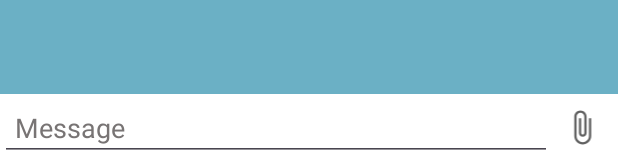
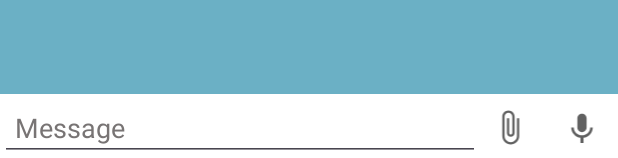
Before and after one commit to DaniilHalushka/Telegram, an Android app: the layout fragment_single_chat.xml on its own in the app's theme, with its tools: preview values and no code run, on a phone screen of 412 x 824 dp. Shown: the part 1075-1233 px from the top of the screen. Run offline under Robolectric (Android 15) with nearby library versions, the phone set to English and light mode, and no system bars.

Commit message:
Add voice message button

```diff
--- /dev/null
+++ b/app/src/main/res/drawable/ic_voice.xml
@@ -0,0 +1,5 @@
+<vector xmlns:android="http://schemas.android.com/apk/res/android" android:height="24dp" android:tint="#616161" android:viewportHeight="24" android:viewportWidth="24" android:width="24dp">
+
+    <path android:fillColor="@android:color/white" android:pathData="M12,15c1.66,0 2.99,-1.34 2.99,-3L15,6c0,-1.66 -1.34,-3 -3,-3S9,4.34 9,6v6c0,1.66 1.34,3 3,3zM17.3,12c0,3 -2.54,5.1 -5.3,5.1S6.7,15 6.7,12L5,12c0,3.42 2.72,6.23 6,6.72L11,22h2v-3.28c3.28,-0.48 6,-3.3 6,-6.72h-1.7z"/>
+
+</vector>
--- a/app/src/main/res/layout/fragment_single_chat.xml
+++ b/app/src/main/res/layout/fragment_single_chat.xml
@@ -60,6 +60,18 @@
         android:padding="@dimen/appPadding"
         android:src="@drawable/ic_attach"
         app:layout_constraintBottom_toBottomOf="parent"
+        app:layout_constraintEnd_toStartOf="@id/voice_message_button"
+        app:layout_constraintTop_toTopOf="@+id/chat_input_message" />
+
+    <ImageView
+        android:id="@+id/voice_message_button"
+        android:layout_width="@dimen/image_view_width"
+        android:layout_height="0dp"
+        android:background="@color/colorAccent"
+        android:contentDescription="@string/send_message_button_picture"
+        android:padding="@dimen/appPadding"
+        android:src="@drawable/ic_voice"
+        app:layout_constraintBottom_toBottomOf="parent"
         app:layout_constraintEnd_toEndOf="parent"
         app:layout_constraintTop_toTopOf="@+id/chat_input_message" />
 
```
